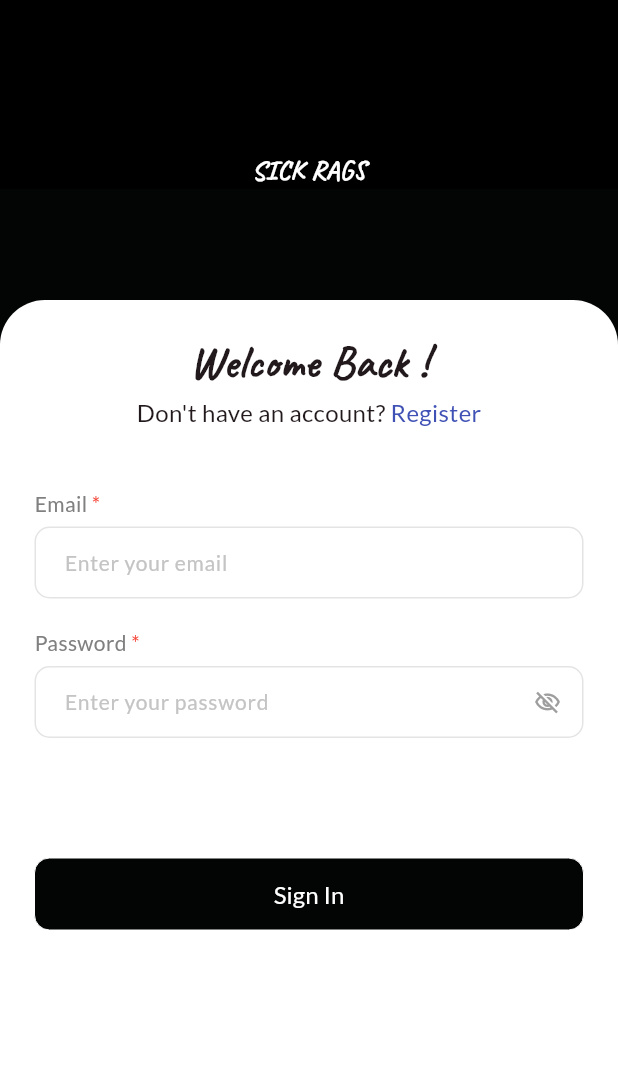
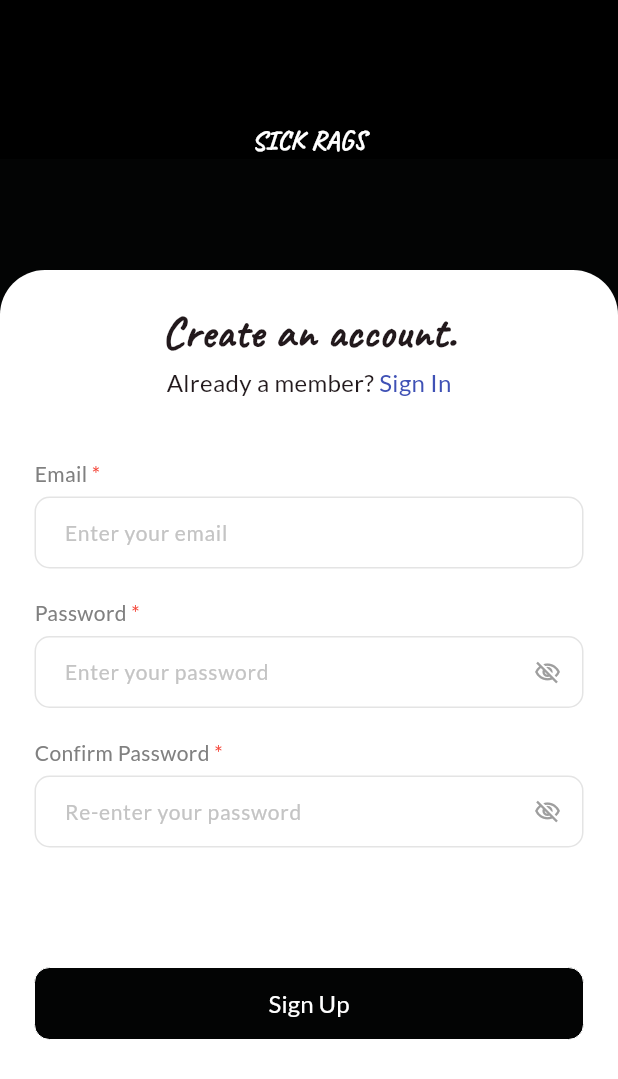
Before and after one commit to bineshburjamagar/sick-rags-flutter, a Flutter app: the SignUpPage screen opened directly, on a phone screen of 412 x 824 dp. Shown: the top 1079 px of the screen. Run offline on Flutter 3.47's test engine with Material 2 defaults, Android fonts, the phone set to English and light mode, and no system bars.

Commit message:
singup page

```diff
--- a/lib/config/app_route.dart
+++ b/lib/config/app_route.dart
@@ -1,5 +1,6 @@
 import 'package:flutter/material.dart';
 import 'package:sick_rags_flutter/screens/auth_page/login_page.dart';
+import 'package:sick_rags_flutter/screens/auth_page/signup_page.dart';
 import 'package:sick_rags_flutter/screens/splash_page.dart';
 
 class AppRoute {
@@ -9,6 +10,8 @@ class AppRoute {
         return LoginPage.route();
       case SplashPage.routeName:
         return SplashPage.route();
+      case SignUpPage.routeName:
+        return SignUpPage.route();
 
       default:
         return MaterialPageRoute(
--- a/lib/screens/auth_page/signup_page.dart
+++ b/lib/screens/auth_page/signup_page.dart
@@ -5,6 +5,12 @@ import 'package:sick_rags_flutter/config/config.dart';
 
 class SignUpPage extends StatelessWidget {
   const SignUpPage({super.key});
+  static const String routeName = "/signuppage";
+  static Route route() {
+    return MaterialPageRoute(
+        settings: const RouteSettings(name: routeName),
+        builder: (_) => const SignUpPage());
+  }
 
   @override
   Widget build(BuildContext context) {
@@ -19,7 +25,7 @@ class SignUpPage extends StatelessWidget {
                 width: double.infinity,
                 color: Colors.black,
                 padding: const EdgeInsets.only(
-                  top: 100,
+                  top: 80,
                 ),
                 child: const Center(
                   child: Text(
@@ -33,7 +39,7 @@ class SignUpPage extends StatelessWidget {
                 ),
               ),
               Container(
-                margin: const EdgeInsets.only(top: 200),
+                margin: const EdgeInsets.only(top: 180),
                 height: MediaQuery.of(context).size.height,
                 width: double.infinity,
                 decoration: const BoxDecoration(
@@ -49,28 +55,31 @@ class SignUpPage extends StatelessWidget {
                   crossAxisAlignment: CrossAxisAlignment.center,
                   children: [
                     const Text(
-                      'Welcome Back !',
+                      'Create an account.',
                       style: TextStyle(
                           fontFamily: 'Caveat',
                           fontSize: 30.0,
                           fontWeight: FontWeight.w600),
                     ),
-                    const Row(
+                    Row(
                       mainAxisAlignment: MainAxisAlignment.center,
                       children: [
-                        Text(
-                          'Don\'t have an account? ',
+                        const Text(
+                          'Already a member? ',
                           style: TextStyle(
                             fontSize: 16,
                             fontWeight: FontWeight.w500,
                           ),
                         ),
-                        Text(
-                          'Register',
-                          style: TextStyle(
-                            color: Colors.indigo,
-                            fontSize: 16,
-                            fontWeight: FontWeight.w500,
+                        InkWell(
+                          onTap: () => Navigator.pop(context),
+                          child: const Text(
+                            'Sign In',
+                            style: TextStyle(
+                              color: Colors.indigo,
+                              fontSize: 16,
+                              fontWeight: FontWeight.w500,
+                            ),
                           ),
                         )
                       ],
@@ -88,8 +97,15 @@ class SignUpPage extends StatelessWidget {
                       isPassword: true,
                       isRequired: true,
                     ),
+                    const SizedBox(height: 20.0),
+                    const CustomTextField(
+                      labelText: 'Confirm Password',
+                      hintText: 'Re-enter your password',
+                      isPassword: true,
+                      isRequired: true,
+                    ),
                     const SizedBox(height: 80.0),
-                    CustomButton(onPressed: () {}, label: 'Sign In')
+                    CustomButton(onPressed: () {}, label: 'Sign Up')
                   ],
                 ),
               )
```
Also changed, not shown: lib/screens/auth_page/login_page.dart (+13 -8 lines).
